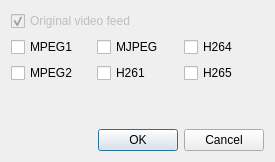
Qt form codec-preview/codecselector.ui (pszopinski/codec-preview) before a commit.
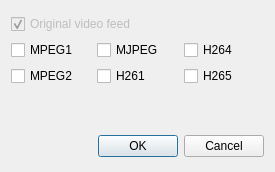
The same form after that commit.

Patch:
```diff
--- a/codec-preview/codecselector.ui
+++ b/codec-preview/codecselector.ui
@@ -7,7 +7,7 @@
     <x>0</x>
     <y>0</y>
     <width>275</width>
-    <height>151</height>
+    <height>172</height>
    </rect>
   </property>
   <property name="windowTitle">
```
Left out of the diff: 35 changed lines with no effect on the pictures.
